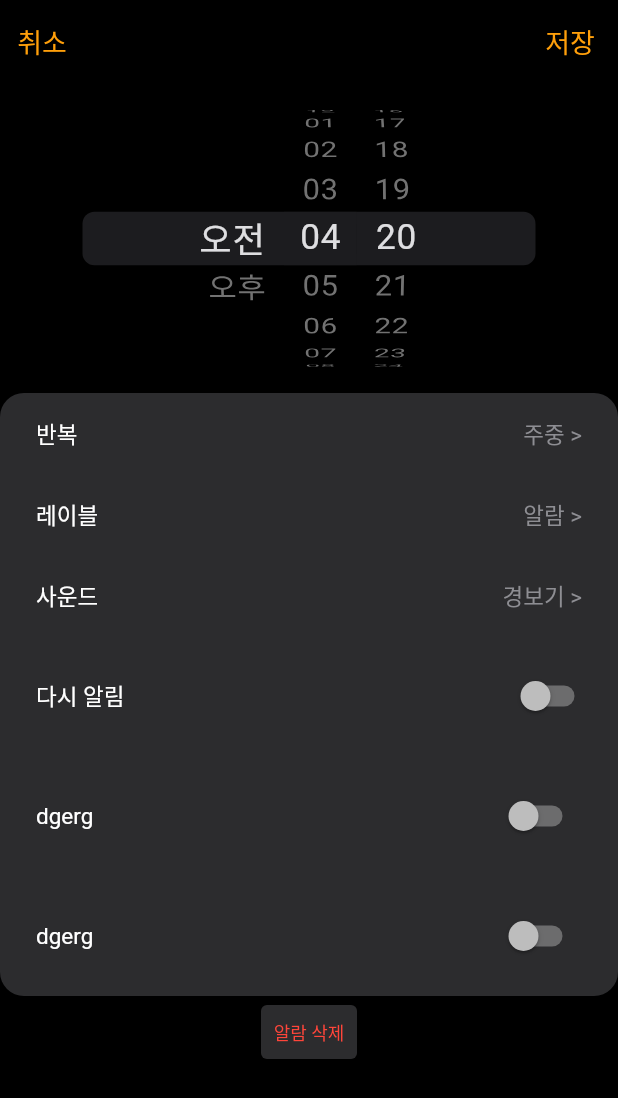
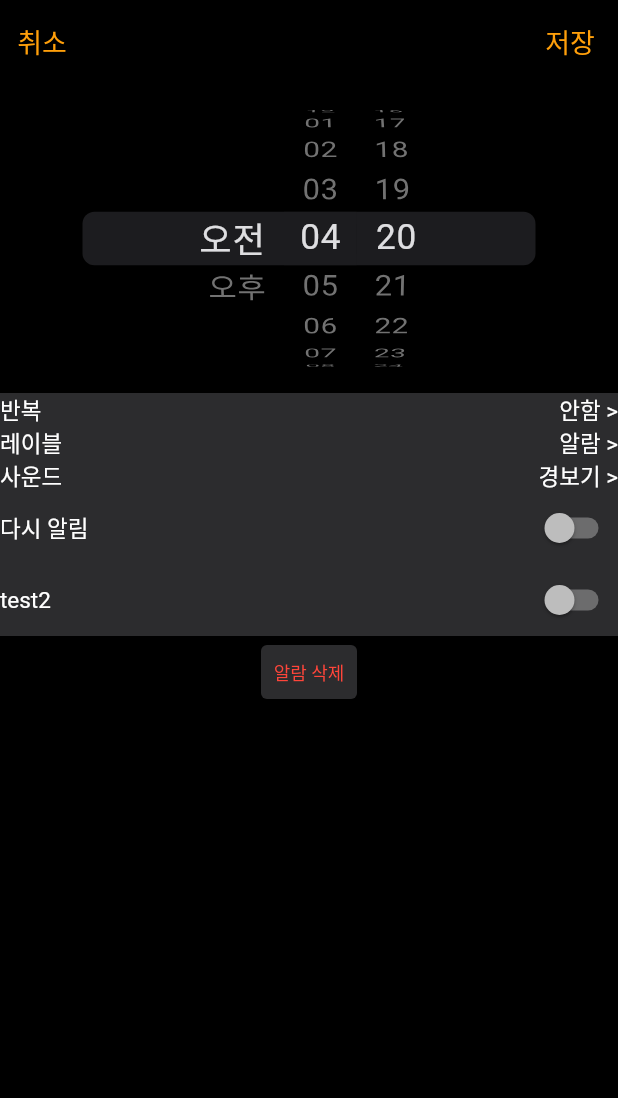
Before and after one commit to nakisara01/Alarm1, a Flutter app: the AlarmDetailPage screen opened directly, on a phone screen of 412 x 824 dp. Shown: the top 1098 px of the screen. Run offline on Flutter 3.47's test engine with Material 2 defaults, Android fonts, the phone set to English and light mode, and no system bars.

Commit message:
Add: onTap function

```diff
--- a/lib/src/ui/alarmDetail/alarmDetail.dart
+++ b/lib/src/ui/alarmDetail/alarmDetail.dart
@@ -1,7 +1,7 @@
 import 'package:alarm1/src/constants/color.dart';
 import 'package:alarm1/src/constants/padding.dart';
 import 'package:alarm1/src/ui/widgets/titleWithDescriptionBox.dart';
-import 'package:alarm1/src/ui/widgets/titleWithDescriptionButtonBox.dart';
+import 'package:alarm1/src/ui/widgets/TextTitleWithDescriptionButtonBox.dart';
 import 'package:flutter/cupertino.dart';
 import 'package:flutter/foundation.dart';
 import 'package:flutter/material.dart';
@@ -46,6 +46,7 @@ class AlarmDetailPage extends StatelessWidget {
               child: CupertinoDatePicker(
                   mode: CupertinoDatePickerMode.time,
                   onDateTimeChanged: (DateTime value) {})),
+          //Detail페이지의 Datepicker아래 메뉴 박스
           Container(
               decoration: BoxDecoration(
                   borderRadius:
@@ -53,106 +54,32 @@ class AlarmDetailPage extends StatelessWidget {
                   color: IOS_SYSTEM_GRAY[2]),
               child: Column(
                 children: [
-                  InkWell(
-                    onTap: () {},
-                    child: Padding(
-                      padding: EdgeInsets.all(16.0),
-                      child: Row(
-                        children: [
-                          const Expanded(
-                            child: Padding(
-                              padding: EdgeInsets.only(left: 8.0),
-                              child: Text('반복'),
-                            ),
-                          ),
-                          Padding(
-                            padding: EdgeInsets.only(right: 8.0),
-                            child: Text(
-                              '주중 >',
-                              style: TextStyle(color: IOS_SYSTEM_GRAY[0]),
-                            ),
-                          ),
-                        ],
-                      ),
-                    ),
+                  TextTitleWithDescriptionButtonBox(
+                    title: Text('반복'),
+                    content: Text('안함 >'),
                   ),
-                  InkWell(
-                    onTap: () {},
-                    child: Padding(
-                      padding: EdgeInsets.all(16.0),
-                      child: Row(
-                        children: [
-                          const Expanded(
-                            child: Padding(
-                              padding: EdgeInsets.only(left: 8.0),
-                              child: Text('레이블'),
-                            ),
-                          ),
-                          Padding(
-                            padding: EdgeInsets.only(right: 8.0),
-                            child: Text(
-                              '알람 >',
-                              style: TextStyle(color: IOS_SYSTEM_GRAY[0]),
-                            ),
-                          ),
-                        ],
-                      ),
-                    ),
+                  TextTitleWithDescriptionButtonBox(
+                    title: Text('레이블'),
+                    content: Text('알람 >'),
                   ),
-                  InkWell(
-                    onTap: () {},
-                    child: Padding(
-                      padding: EdgeInsets.all(16.0),
-                      child: Row(
-                        children: [
-                          const Expanded(
-                            child: Padding(
-                              padding: EdgeInsets.only(left: 8.0),
-                              child: Text('사운드'),
-                            ),
-                          ),
-                          Padding(
-                            padding: EdgeInsets.only(right: 8.0),
-                            child: Text(
-                              '경보기 >',
-                              style: TextStyle(color: IOS_SYSTEM_GRAY[0]),
-                            ),
-                          ),
-                        ],
-                      ),
-                    ),
+                  TextTitleWithDescriptionButtonBox(
+                    title: Text('사운드'),
+                    content: Text('경보기 >'),
                   ),
-                  Container(
-                      child: Padding(
-                          padding: EdgeInsets.all(16.0),
-                          child: Row(
-                            children: [
-                              const Expanded(
-                                child: Padding(
-                                  padding: EdgeInsets.only(left: 8.0),
-                                  child: Text('다시 알림'),
-                                ),
-                              ),
-                              SwitchByPlatForm(
-                                isSwitched: isSwitched,
-                                onChanged: (bool) {},
-                              ),
-                            ],
-                          ))),
-                  titleDescriptionBox(
-                    title: 'dgerg',
+                  TextTitleWithDescriptionButtonBox(
+                    title: Text('다시 알림'),
                     content: SwitchByPlatForm(
                       isSwitched: isSwitched,
                       onChanged: (bool) {},
                     ),
-                    padding: 16.0,
                   ),
-                  titleWithDescriptionButtonBox(title: 'dgerg',
+                  TextTitleWithDescriptionButtonBox(
+                    title: Text('test2'),
                     content: SwitchByPlatForm(
                       isSwitched: isSwitched,
                       onChanged: (bool) {},
                     ),
-                    padding: 16.0,)
+                  )
                 ],
               )),
           TextButton(
--- /dev/null
+++ b/lib/src/ui/widgets/TextTitleWithDescriptionButtonBox.dart
@@ -0,0 +1,31 @@
+import 'package:alarm1/src/constants/color.dart';
+import 'package:alarm1/src/ui/widgets/titleWithDescriptionBox.dart';
+import 'package:flutter/material.dart';
+
+class TextTitleWithDescriptionButtonBox extends StatefulWidget {
+  TextTitleWithDescriptionButtonBox(
+      {required this.title, required this.content});
+
+  final Widget content;
+  final Text title;
+
+  @override
+  State<TextTitleWithDescriptionButtonBox> createState() =>
+      titleWithDescriptionButtionBoxState();
+}
+
+class titleWithDescriptionButtionBoxState
+    extends State<TextTitleWithDescriptionButtonBox> {
+  bool isOnTap = false;
+
+  @override
+  Widget build(BuildContext context) {
+    return GestureDetector(
+        onTapDown: (TapDownDetails details) => setState(()=>isOnTap = true),
+        onTapUp: (TapUpDetails details) => setState(()=>isOnTap = false),
+        child: Container(
+            color: isOnTap ? Color(0x21FFFFFF) : IOS_SYSTEM_GRAY[2],
+            child: titleDescriptionBox(
+                title: widget.title, content: widget.content)));
+  }
+}
--- a/lib/src/ui/widgets/titleWithDescriptionBox.dart
+++ b/lib/src/ui/widgets/titleWithDescriptionBox.dart
@@ -5,42 +5,22 @@ import '../../constants/color.dart';
 
 class titleDescriptionBox extends StatelessWidget {
   final Widget content;
-  final String title;
-  final double? padding;
+  final Widget title;
 
-  titleDescriptionBox(
-      {required this.title, required this.content, this.padding});
+  titleDescriptionBox({required this.title, required this.content});
 
   @override
   Widget build(BuildContext context) {
-    bool isPaddingNull = padding == null ? true : false;
-
-    return isPaddingNull
-        ? Row(
-            children: [
-              Expanded(
-                child: Text(title),
-              ),
-              content,
-            ],
-          )
-        : Padding(
-            padding: EdgeInsets.all(padding!),
-            child: Row(
-              children: [
-                Expanded(
-                  child: Padding(
-                    padding: EdgeInsets.only(left: 8.0),
-                    child: Text(title),
-                  ),
-                ),
-                Padding(padding: EdgeInsets.only(right: 8.0), child: content),
-              ],
-            ),
-          );
+    return Row(
+      children: [
+        Expanded(
+          child: title,
+        ),
+        content
+      ],
+    );
   }
 }
-
 //1. 왼쪽 끝은 제목 오른쪽 끝은 내용
 //2. 내용에는 텍스트 버튼 등 위젯이라면 무엇이든 자유롭게 들어올 수 있다.
 //3. 이 위젯은 클릭이 되면 안된다.
--- a/lib/src/ui/widgets/titleWithDescriptionButtonBox.dart
+++ /dev/null
@@ -1,41 +0,0 @@
-import 'package:alarm1/src/constants/color.dart';
-import 'package:flutter/material.dart';
-
-class titleWithDescriptionButtonBox extends StatefulWidget{
-  titleWithDescriptionButtonBox({required this.title, required this.content, this. padding});
-
-  Widget content;
-  String title;
-  double? padding;
-
-  @override
-  State<titleWithDescriptionButtonBox> createState() => titleWithDescriptionButtionBoxState();
-}
-
-class titleWithDescriptionButtionBoxState extends State<titleWithDescriptionButtonBox>{
-
-  @override
-  Widget build(BuildContext context) {
-
-    //TODO: 변수설정 다시 해서 padding, title, content 다시 쓸 수 있게 하기
-    return
-      InkWell(
-        onTap: () {},
-        splashColor: IOS_SYSTEM_GRAY[1],
-        child: Padding(
-          padding: EdgeInsets.all(widget.padding!),
-          child: Row(
-            children: [
-              Expanded(
-                child: Padding(
-                  padding: EdgeInsets.only(left: 8.0),
-                  child: Text(widget.title),
-                ),
-              ),
-              Padding(padding: EdgeInsets.only(right: 8.0), child: widget.content),
-            ],
-          ),
-        ),
-      );
-  }
-}
```
Also changed, not shown: lib/src/ui/alarmList/components/alalrmDatePicker.dart (added), lib/src/ui/alarmList/components/alarmConfigurationBox.dart (added).
